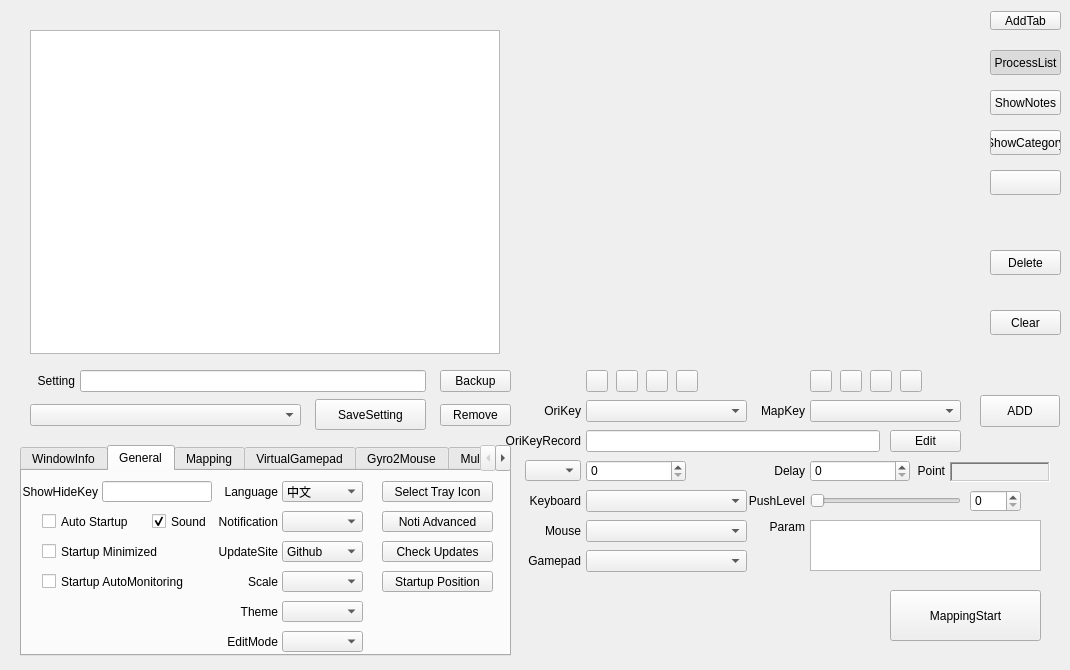
Before: the Qt Designer form QKeyMapper/qkeymapper.ui in Zalafina/QKeyMapper, drawn with Qt 5.
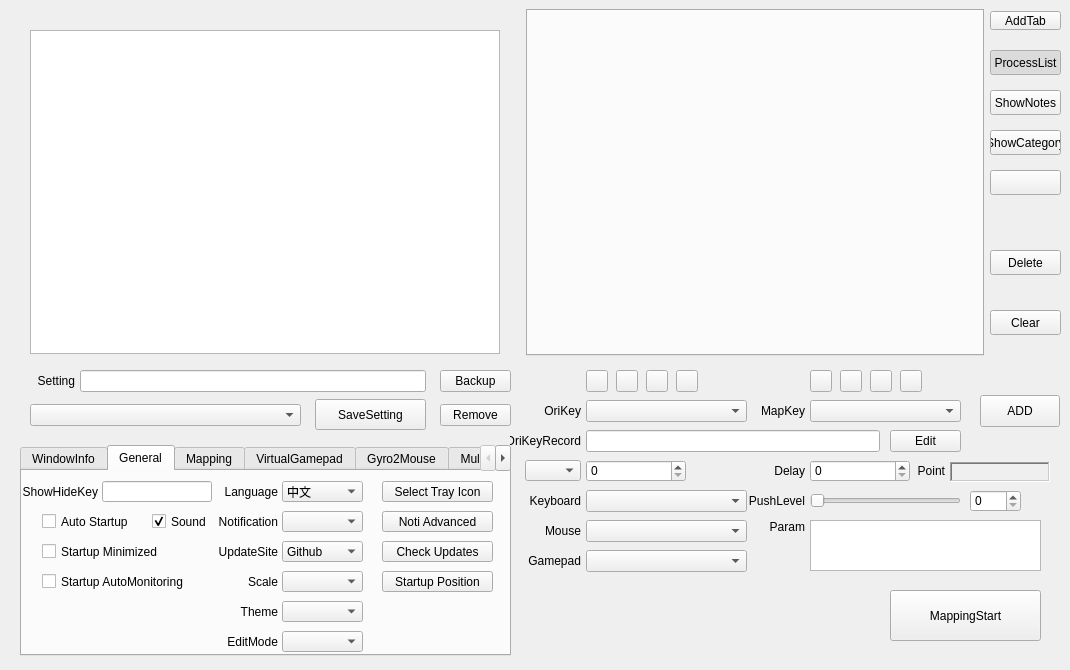
After: the same form once the commit is applied. Custom widgets are drawn as their Qt base class.

Commit message: Prompt KeyMappingTabWidget of QKeyMapper.

Diff of the .ui file:
```diff
--- a/QKeyMapper/qkeymapper.ui
+++ b/QKeyMapper/qkeymapper.ui
@@ -238,9 +238,9 @@
   <widget class="QLabel" name="orikeyRecordLabel">
    <property name="geometry">
     <rect>
-     <x>500</x>
+     <x>510</x>
      <y>430</y>
-     <width>81</width>
+     <width>71</width>
      <height>22</height>
     </rect>
    </property>
@@ -2559,6 +2559,16 @@
     <enum>Qt::FocusPolicy::ClickFocus</enum>
    </property>
   </widget>
+  <widget class="KeyMappingTabWidget" name="keyMappingTabWidget">
+   <property name="geometry">
+    <rect>
+     <x>526</x>
+     <y>9</y>
+     <width>458</width>
+     <height>347</height>
+    </rect>
+   </property>
+  </widget>
  </widget>
  <layoutdefault spacing="6" margin="11"/>
  <customwidgets>
@@ -2567,6 +2577,12 @@
    <extends>QComboBox</extends>
    <header>qkeymapper.h</header>
   </customwidget>
+  <customwidget>
+   <class>KeyMappingTabWidget</class>
+   <extends>QTabWidget</extends>
+   <header>qkeymapper.h</header>
+   <container>1</container>
+  </customwidget>
  </customwidgets>
  <resources/>
  <connections/>
```
The commit also changes 4 other files.
